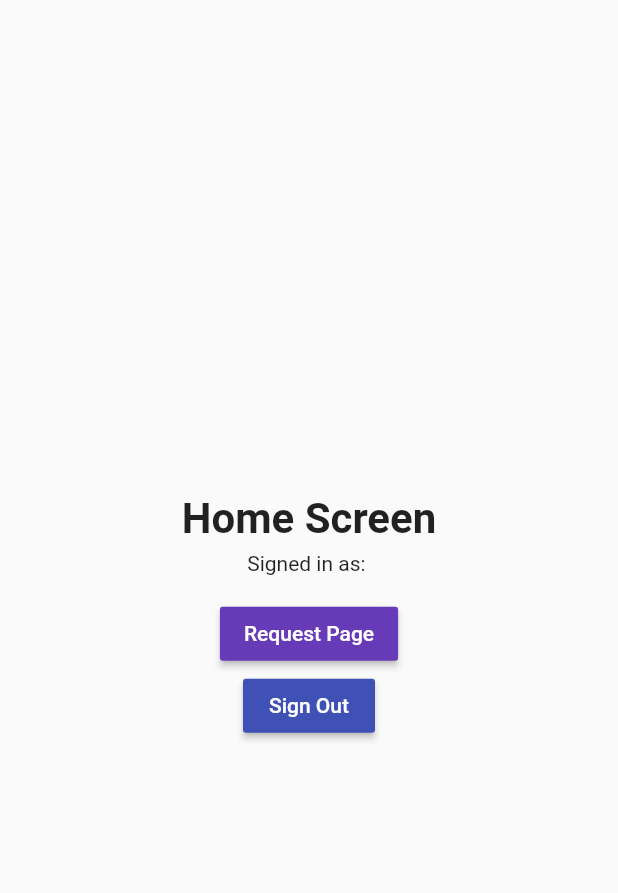
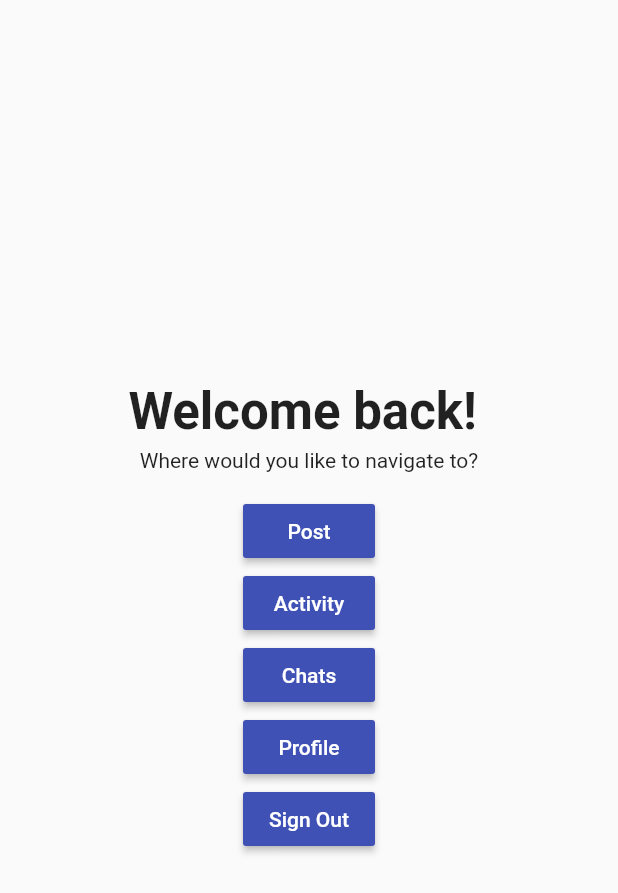
Before and after one commit to johnnythesnake12/STORM123, a Flutter app: the screen it shows once a user with an empty profile is signed in, on a phone screen of 412 x 824 dp. Shown: the top 893 px of the screen. Run offline on Flutter 3.47's test engine with Material 2 defaults, Android fonts, the phone set to English and light mode, and no system bars; our stand-ins replace firebase_auth, firebase_core; accounts and stored records are empty.

Commit message:
Revert "Add files via upload"

```diff
--- a/storm_application/storm_application/lib/home_page.dart
+++ b/storm_application/storm_application/lib/home_page.dart
@@ -1,6 +1,5 @@
 import 'package:firebase_auth/firebase_auth.dart';
 import 'package:flutter/material.dart';
-import 'package:storm_application/request_page.dart';
 
 class HomePage extends StatefulWidget {
   const HomePage({Key? key}) : super(key: key);
@@ -20,10 +19,10 @@ class _HomePageState extends State<HomePage> {
           mainAxisAlignment: MainAxisAlignment.center,
           children: [
             // Home screen
-            Text("Home Screen",
+            Text("Welcome back! ",
               style: TextStyle(
                 fontWeight: FontWeight.bold,
-                fontSize: 28,
+                fontSize: 34,
               ),
             ),
 
@@ -31,27 +30,58 @@ class _HomePageState extends State<HomePage> {
             SizedBox(height: 5),
 
             // Signed in as: [user email]
-            Text('Signed in as: ' + user.email!),
+            Text('Where would you like to navigate to?'),
 
             // Spacer box
             SizedBox(height: 15),
 
+            // Sign out button
             MaterialButton(
               onPressed: () {
-                Navigator.push(
-                  context,
-                  MaterialPageRoute(builder: (context) => const RequestPage()),
-                );
+                FirebaseAuth.instance.signOut();
               },
-              color: Colors.deepPurple,
-              child: Text("Request Page",
+              color: Colors.indigo,
+              child: Text("Post",
                 style: TextStyle(
                   color: Colors.white,
                 ),
               ),
             ),
 
-            // Sign out button
+            MaterialButton(
+              onPressed: () {
+                FirebaseAuth.instance.signOut();
+              },
+              color: Colors.indigo,
+              child: Text("Activity",
+                style: TextStyle(
+                  color: Colors.white,
+                ),
+              ),
+            ),
+
+            MaterialButton(
+              onPressed: () {
+                FirebaseAuth.instance.signOut();
+              },
+              color: Colors.indigo,
+              child: Text("Chats",
+                style: TextStyle(
+                  color: Colors.white,
+                ),
+              ),
+            ),
+            MaterialButton(
+              onPressed: () {
+                FirebaseAuth.instance.signOut();
+              },
+              color: Colors.indigo,
+              child: Text("Profile",
+                style: TextStyle(
+                  color: Colors.white,
+                ),
+              ),
+            ),
             MaterialButton(
               onPressed: () {
                 FirebaseAuth.instance.signOut();
@@ -62,7 +92,7 @@ class _HomePageState extends State<HomePage> {
                   color: Colors.white,
                 ),
               ),
-            )
+            ),
           ],
         ),
       ),
--- a/storm_application/storm_application/lib/request.dart
+++ /dev/null
@@ -1,48 +0,0 @@
-import 'package:cloud_firestore/cloud_firestore.dart';
-
-class Request {
-  String title;
-  String description;
-  String category;
-  //DateTime date;
-  String date;
-  String? referenceId;
-
-  Request(
-    {required this.title,
-      required this.description,
-      required this.category,
-      this.referenceId,
-      required this.date});
-
-  factory Request.fromSnapshot(DocumentSnapshot snapshot) {
-    final newRequest = Request.fromJson(snapshot.data() as Map<String, dynamic>);
-    newRequest.referenceId = snapshot.reference.id;
-    return newRequest;
-  }
-
-  factory Request.fromJson(Map<String, dynamic> json) => _requestFromJson(json);
-
-  Map<String, dynamic> toJson() => _requestToJson(this);
-
-  @override
-  String toString() => 'Request<$title>';
-}
-
-Request _requestFromJson(Map<String, dynamic> json) {
-  return Request(
-    title: json['title'] as String,
-    description: json['description'] as String,
-    category: json['category'] as String,
-    date: json['date'] as String
-    //date: (json['date'] as Timestamp).toDate()
-  );
-}
-
-Map<String, dynamic> _requestToJson(Request instance) =>
-    <String, dynamic>{
-      'title': instance.title,
-      'description' : instance.description,
-      'category' : instance.category,
-      'date': instance.date,
-    };
```
Also changed, not shown: storm_application/storm_application/lib/add_request_dialog.dart (deleted, +0 -122 lines), storm_application/storm_application/lib/request_card.dart (deleted, +0 -31 lines), storm_application/storm_application/lib/request_page.dart (deleted, +0 -69 lines), storm_application/storm_application/lib/login_page.dart (line endings or trailing spaces), storm_application/storm_application/lib/main.dart (line endings or trailing spaces), storm_application/storm_application/lib/main_page.dart (line endings or trailing spaces), storm_application/storm_application/lib/register_page.dart (line endings or trailing spaces).
